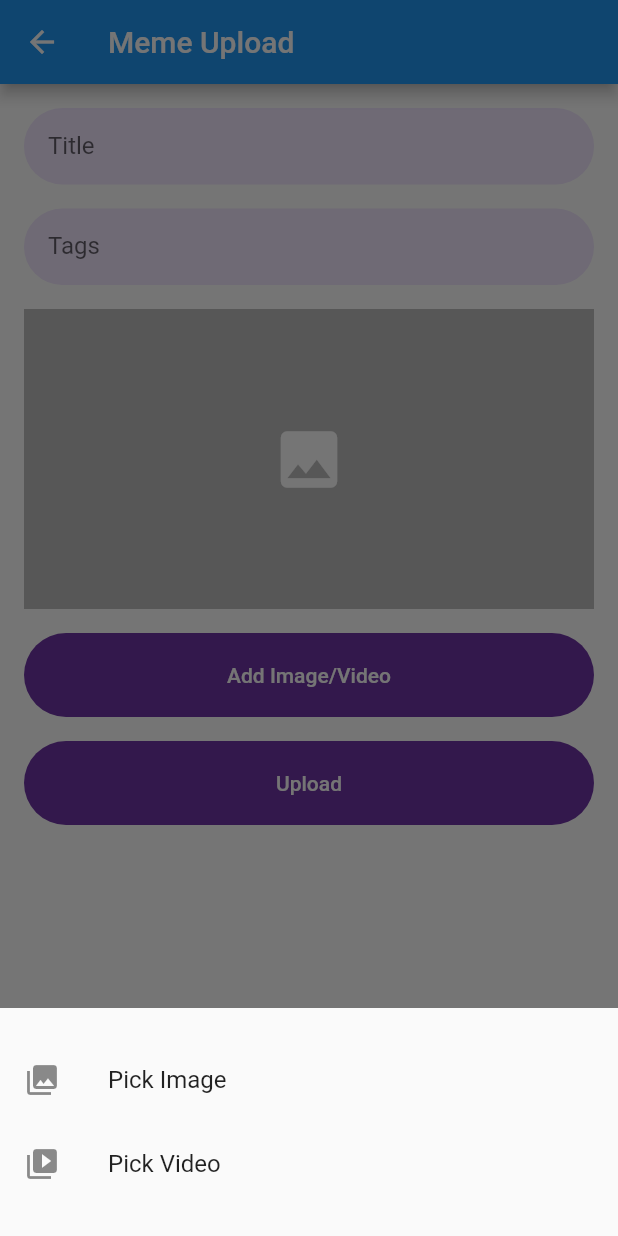
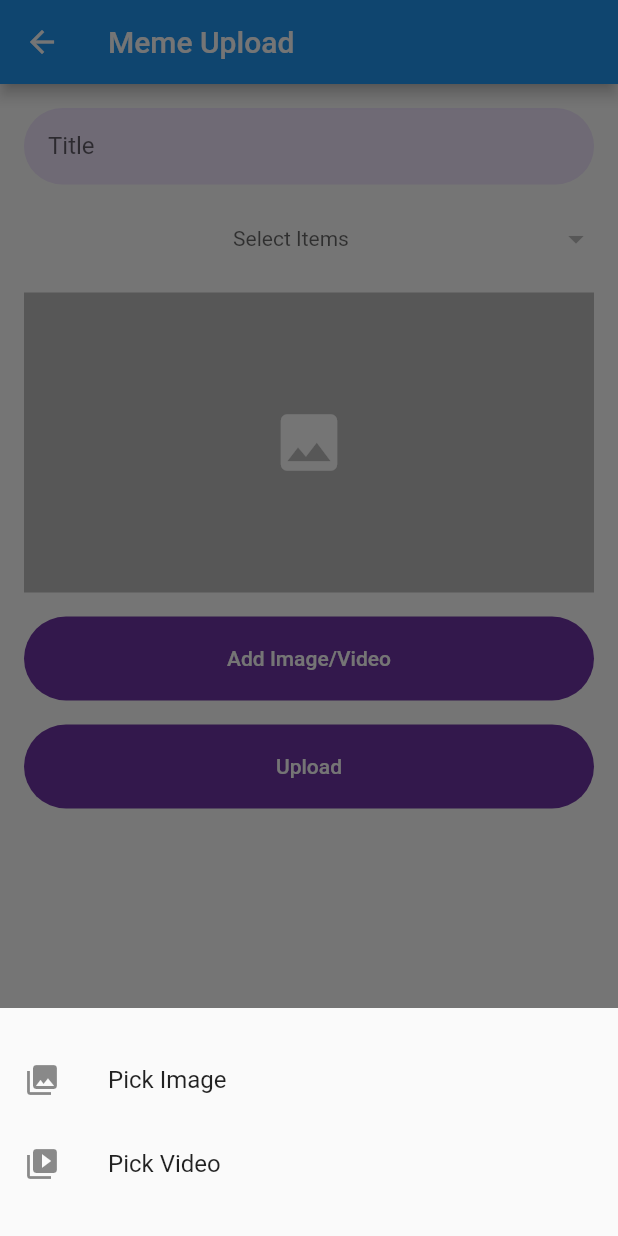
Before and after one commit to TruongAnim/meme_hub, a Flutter app: the NewPostScreen screen opened by its route, after a tap on "Add Image/Video", on a phone screen of 412 x 824 dp. Run offline on Flutter 3.47's test engine with Material 2 defaults, Android fonts, the phone set to English and light mode, and no system bars; drawn by our look-alikes of dropdown_button2, loader_overlay; our stand-ins replace dio, flutter_spinkit, flutter_svg, fluttertoast, get, googleapis_auth and 8 more; missing offline and left inert: dart:ffi, gcloud; accounts and stored records are empty; network calls fail.

Commit message:
load tags

```diff
--- a/lib/Screens/NewPost/new_post_screen.dart
+++ b/lib/Screens/NewPost/new_post_screen.dart
@@ -4,6 +4,7 @@ import 'package:flutter/material.dart';
 import 'package:get/get.dart';
 import 'package:image_picker/image_picker.dart';
 import 'package:meme_hub/components/empty_image_holder.dart';
+import 'package:meme_hub/components/tags_dropdown.dart';
 import 'package:meme_hub/components/video_player_widget.dart';
 import 'package:meme_hub/controllers/new_post_controller.dart';
 import 'package:meme_hub/utils/loading_overlay.dart';
@@ -123,11 +124,7 @@ class _NewPostScreenState extends State<NewPostScreen> {
                 ),
               ),
               const SizedBox(height: 16.0),
-              const TextField(
-                decoration: InputDecoration(
-                  labelText: 'Tags',
-                ),
-              ),
+              TagsDropdown(),
               const SizedBox(height: 16.0),
               if (type == MediaType.image)
                 Image.file(
--- /dev/null
+++ b/lib/components/tags_dropdown.dart
@@ -0,0 +1,113 @@
+import 'package:dropdown_button2/dropdown_button2.dart';
+import 'package:flutter/material.dart';
+import 'package:get/get.dart';
+import 'package:meme_hub/controllers/new_post_controller.dart';
+import 'package:meme_hub/models/tag.dart';
+
+class TagsDropdown extends StatefulWidget {
+  const TagsDropdown({super.key});
+
+  @override
+  State<TagsDropdown> createState() => _TagsDropdownState();
+}
+
+class _TagsDropdownState extends State<TagsDropdown> {
+  NewPostController controller = Get.find();
+  List<Tag> selectedItems = [];
+
+  @override
+  void initState() {
+    super.initState();
+  }
+
+  @override
+  Widget build(BuildContext context) {
+    return DropdownButtonHideUnderline(
+      child: Obx(
+        () => DropdownButton2(
+          isExpanded: true,
+          hint: Align(
+            alignment: AlignmentDirectional.center,
+            child: Text(
+              'Select Items',
+              style: TextStyle(
+                fontSize: 14,
+                color: Theme.of(context).hintColor,
+              ),
+            ),
+          ),
+          items: controller.tags.map((item) {
+            return DropdownMenuItem<Tag>(
+              value: item,
+              //disable default onTap to avoid closing menu when selecting an item
+              enabled: false,
+              child: StatefulBuilder(
+                builder: (context, menuSetState) {
+                  final isSelected = selectedItems.contains(item);
+                  return InkWell(
+                    onTap: () {
+                      isSelected
+                          ? selectedItems.remove(item)
+                          : selectedItems.add(item);
+                      //This rebuilds the StatefulWidget to update the button's text
+                      setState(() {});
+                      //This rebuilds the dropdownMenu Widget to update the check mark
+                      menuSetState(() {});
+                    },
+                    child: Container(
+                      height: double.infinity,
+                      padding: const EdgeInsets.symmetric(horizontal: 16.0),
+                      child: Row(
+                        children: [
+                          isSelected
+                              ? const Icon(Icons.check_box_outlined)
+                              : const Icon(Icons.check_box_outline_blank),
+                          const SizedBox(width: 16),
+                          Text(
+                            item.name,
+                            style: const TextStyle(
+                              fontSize: 14,
+                            ),
+                          ),
+                        ],
+                      ),
+                    ),
+                  );
+                },
+              ),
+            );
+          }).toList(),
+          //Use last selected item as the current value so if we've limited menu height, it scroll to last item.
+          value: selectedItems.isEmpty ? null : selectedItems.last,
+          onChanged: (value) {},
+          selectedItemBuilder: (context) {
+            return controller.tags.map(
+              (item) {
+                return Container(
+                  alignment: AlignmentDirectional.center,
+                  padding: const EdgeInsets.symmetric(horizontal: 16.0),
+                  child: Text(
+                    selectedItems.map((e) => e.name).join(', '),
+                    style: const TextStyle(
+                      fontSize: 14,
+                      overflow: TextOverflow.ellipsis,
+                    ),
+                    maxLines: 1,
+                  ),
+                );
+              },
+            ).toList();
+          },
+          buttonStyleData: const ButtonStyleData(
+            height: 40,
+            width: 140,
+          ),
+          menuItemStyleData: const MenuItemStyleData(
+            height: 40,
+            padding: EdgeInsets.zero,
+          ),
+        ),
+      ),
+    );
+  }
+}
--- a/lib/controllers/new_post_controller.dart
+++ b/lib/controllers/new_post_controller.dart
@@ -1,19 +1,20 @@
 import 'dart:io';
 
-import 'package:flutter/services.dart';
 import 'package:get/get.dart';
-import 'package:meme_hub/routes/app_routes.dart';
+import 'package:meme_hub/models/tag.dart';
 import 'package:meme_hub/services/cloud_service.dart';
 import 'package:meme_hub/services/post_service.dart';
+import 'package:meme_hub/services/tag_service.dart';
 import 'package:meme_hub/utils/LogUtil.dart';
 import 'package:mime/mime.dart';
 
 class NewPostController extends GetxController {
-  Uint8List? _imageBytes;
-  String? _imageName;
+  RxList<Tag> tags = RxList();
+
   @override
   void onInit() {
     super.onInit();
+    loadingTags();
   }
 
   Future<bool> post(
@@ -33,7 +34,7 @@ class NewPostController extends GetxController {
     }
   }
 
-  void toUserScreen() {
-    Get.toNamed(AppRoutes.user);
+  void loadingTags() async {
+    tags.value = await TagService.instance.getTags();
   }
 }
--- /dev/null
+++ b/lib/models/tag.dart
@@ -0,0 +1,33 @@
+import 'dart:convert';
+
+class Tag {
+  String id;
+  String name;
+  List<String> posts;
+  Tag({
+    required this.id,
+    required this.name,
+    required this.posts,
+  });
+
+  Map<String, dynamic> toMap() {
+    return <String, dynamic>{
+      '_id': id,
+      'name': name,
+      'posts': posts,
+    };
+  }
+
+  factory Tag.fromMap(Map<String, dynamic> map) {
+    return Tag(
+      id: map['_id'] as String,
+      name: map['name'] as String,
+      posts: (map['posts'] as List<dynamic>).map((e) => e.toString()).toList(),
+    );
+  }
+
+  String toJson() => json.encode(toMap());
+
+  factory Tag.fromJson(String source) =>
+      Tag.fromMap(json.decode(source) as Map<String, dynamic>);
+}
--- /dev/null
+++ b/lib/services/tag_service.dart
@@ -0,0 +1,29 @@
+import 'package:dio/dio.dart';
+import 'package:meme_hub/models/tag.dart';
+import 'package:meme_hub/services/user_service.dart';
+import 'package:meme_hub/utils/api_constants.dart';
+
+class TagService {
+  TagService._();
+  static final TagService _instance = TagService._();
+  static TagService get instance => _instance;
+  final Dio _dio = Dio();
+
+  Future<List<Tag>> getTags() async {
+    const url = '${ApiConstants.baseUrl}/tags/get-tags';
+    final response = await _dio.get(
+      url,
+      options: Options(
+        headers: {
+          'Authorization': 'Bearer ${UserService.instance.currentUser.token}'
+        },
+      ),
+    );
+    if (response.statusCode == 200) {
+      List<dynamic> tags = response.data;
+      return tags.map((e) => Tag.fromMap(e)).toList();
+    } else {
+      return List.empty();
+    }
+  }
+}
--- a/pubspec.yaml
+++ b/pubspec.yaml
@@ -53,6 +53,8 @@ dependencies:
   path_provider: ^2.0.15
   path: ^1.8.2
   video_player: ^2.6.1
+  dropdown_button2: ^2.1.3
+  equatable: ^2.0.5
 
 dev_dependencies:
   flutter_test:
```
Also changed, not shown: pubspec.lock, 5 other files.
